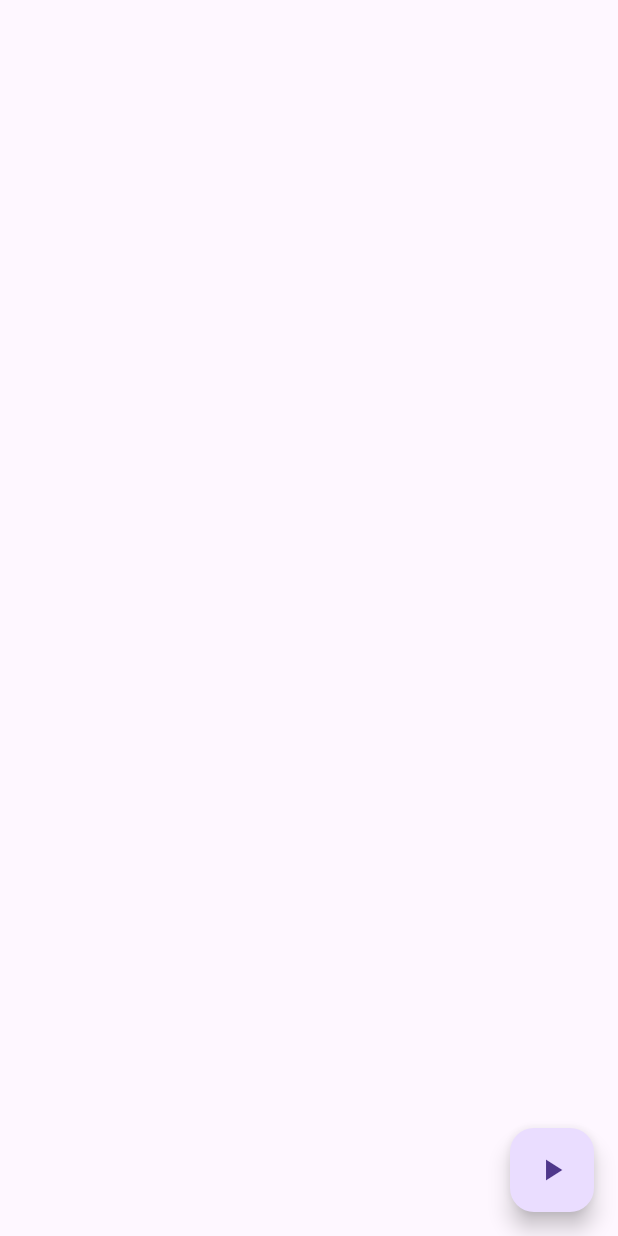
After one commit to sabin6969/Flutter-Explicit-Animations, a Flutter app: the screen it shows after launch, after a tap on "Wave Animation", on a phone screen of 412 x 824 dp. The commit adds this screen. Run offline on Flutter 3.47's test engine with Material 3 defaults, Android fonts, the phone set to English and light mode, and no system bars.

Commit message:
add wave animation page and integrate into home page

```diff
--- a/lib/pages/home_page.dart
+++ b/lib/pages/home_page.dart
@@ -3,6 +3,8 @@ import 'package:animations/pages/rotating_box_page.dart';
 import 'package:animations/pages/slider_animation_page.dart';
 import 'package:animations/pages/spinning_arc.dart';
 import 'package:flutter/material.dart';
+
+import 'wave_animation.dart';
 
 class HomePage extends StatefulWidget {
   const HomePage({super.key});
@@ -74,6 +76,19 @@ class _HomePageState extends State<HomePage> {
             child: const Text(
               "Sliding Logo",
             ),
+          ),
+          TextButton(
+            onPressed: () {
+              Navigator.push(
+                context,
+                MaterialPageRoute(
+                  builder: (context) => WaveAnimation(),
+                ),
+              );
+            },
+            child: const Text(
+              "Wave Animation",
+            ),
           )
         ],
       ),
--- /dev/null
+++ b/lib/pages/wave_animation.dart
@@ -0,0 +1,106 @@
+import 'package:flutter/material.dart';
+import 'dart:math' show sqrt;
+
+class WaveAnimation extends StatefulWidget {
+  const WaveAnimation({super.key});
+
+  @override
+  State<WaveAnimation> createState() => _WaveAnimationState();
+}
+
+class _WaveAnimationState extends State<WaveAnimation>
+    with SingleTickerProviderStateMixin {
+  late AnimationController _animationController;
+
+  late Animation<double> _animation;
+
+  @override
+  void initState() {
+    _animationController = AnimationController(
+      vsync: this,
+      duration: Durations.extralong1,
+    );
+
+    _animation = Tween<double>(
+      begin: 0,
+      end: 1,
+    ).animate(
+      _animationController,
+    );
+
+    super.initState();
+  }
+
+  @override
+  Widget build(BuildContext context) {
+    Size size = MediaQuery.sizeOf(context);
+    return Scaffold(
+      body: Stack(
+        children: [
+          AnimatedBuilder(
+            animation: _animationController,
+            builder: (context, child) {
+              return ClipPath(
+                clipper: WaveClipper(
+                  progress: _animation.value,
+                ),
+                child: Container(
+                  color: Colors.blue,
+                  height: size.height,
+                  width: size.width,
+                ),
+              );
+            },
+          ),
+        ],
+      ),
+      floatingActionButton: FloatingActionButton(
+        onPressed: () {
+          if (_animationController.status == AnimationStatus.completed) {
+            // _animationController.reset();
+            _animationController.reverse();
+          } else {
+            _animationController.forward();
+          }
+        },
+        child: const Icon(
+          Icons.play_arrow,
+        ),
+      ),
+    );
+  }
+}
+
+class WaveClipper extends CustomClipper<Path> {
+  final double progress;
+
+  const WaveClipper({
+    required this.progress,
+  });
+
+  @override
+  Path getClip(Size size) {
+    Path path = Path();
+
+    Offset center = Offset(size.width, size.height);
+
+    double maxRadius =
+        sqrt(size.width * size.width + size.height * size.height);
+
+    double r = maxRadius * progress;
+
+    path.addOval(
+      Rect.fromCenter(
+        center: center,
+        width: r * 2,
+        height: r * 2,
+      ),
+    );
+
+    return path;
+  }
+
+  @override
+  bool shouldReclip(covariant CustomClipper<Path> oldClipper) =>
+      oldClipper != this;
+}
```
